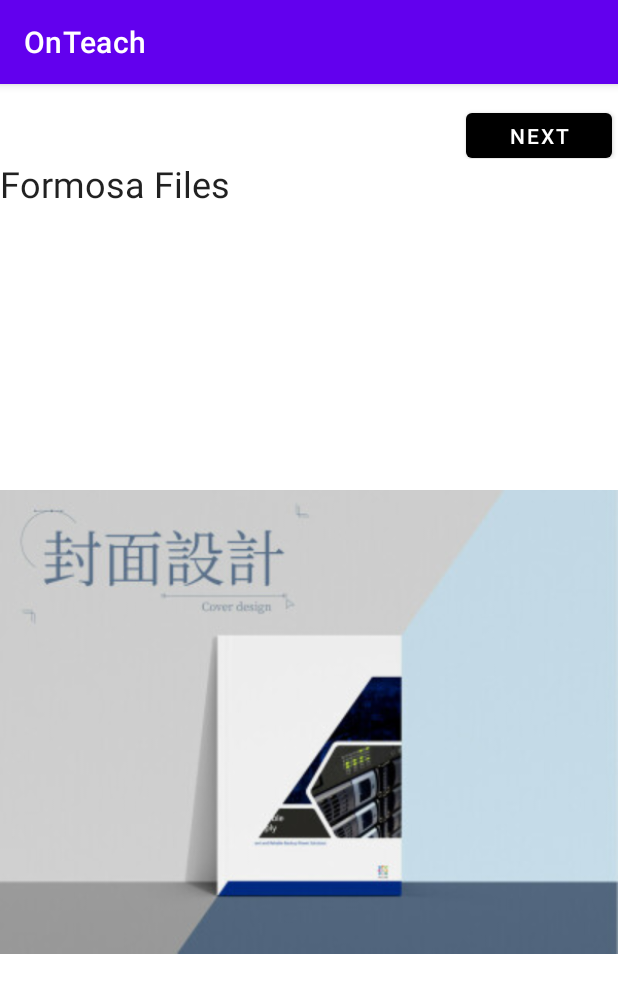
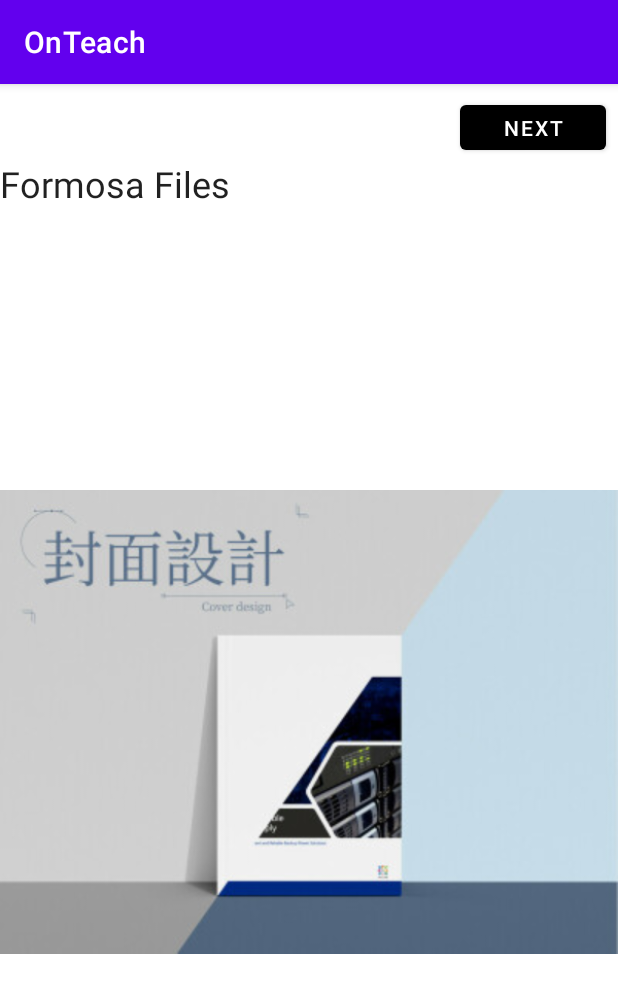
Before and after one commit to longshenn/OnTeach, an Android app: the screen it shows after launch (MainActivity), on a phone screen of 412 x 824 dp. Shown: the top 993 px of the screen. Run offline under Robolectric (Android 15) with nearby library versions, the phone set to English and light mode, and no system bars.

Commit message:
小純子胡亂架設中

```diff
--- a/app/src/main/res/layout/activity_main.xml
+++ b/app/src/main/res/layout/activity_main.xml
@@ -15,8 +15,8 @@
             android:id="@+id/btnM1"
             android:layout_width="97dp"
             android:layout_height="42dp"
-            android:layout_marginTop="16dp"
-            android:layout_marginEnd="4dp"
+            android:layout_marginTop="8dp"
+            android:layout_marginEnd="8dp"
             android:text="Next"
             app:backgroundTint="@color/black"
             app:layout_constraintBottom_toBottomOf="parent"
@@ -32,12 +32,16 @@
         android:layout_height="wrap_content"
         android:text="Formosa Files"
         android:textAppearance="@style/TextAppearance.AppCompat.Body1"
-        android:textSize="24sp" />
+        android:textSize="24sp"
+        android:visibility="visible"
+        tools:visibility="visible" />
 
     <ImageView
         android:id="@+id/img"
         android:layout_width="match_parent"
         android:layout_height="match_parent"
+        app:layout_constraintEnd_toEndOf="parent"
+        app:layout_constraintStart_toStartOf="parent"
         app:srcCompat="@drawable/d0" />
 
 </LinearLayout>
--- a/app/src/main/res/layout/activity_select.xml
+++ b/app/src/main/res/layout/activity_select.xml
@@ -41,8 +41,10 @@
         android:id="@+id/re"
         android:layout_width="wrap_content"
         android:layout_height="wrap_content"
+        android:layout_marginBottom="24dp"
         android:text="回首頁"
+        app:layout_constraintBottom_toBottomOf="parent"
         app:layout_constraintEnd_toEndOf="parent"
-        app:layout_constraintStart_toStartOf="parent"
-        tools:layout_editor_absoluteY="650dp" />
+        app:layout_constraintHorizontal_bias="0.489"
+        app:layout_constraintStart_toStartOf="parent" />
 </androidx.constraintlayout.widget.ConstraintLayout>
```
Also changed, not shown: app/src/main/java/com/example/onteach/MainActivity.kt (+5 -6 lines).
